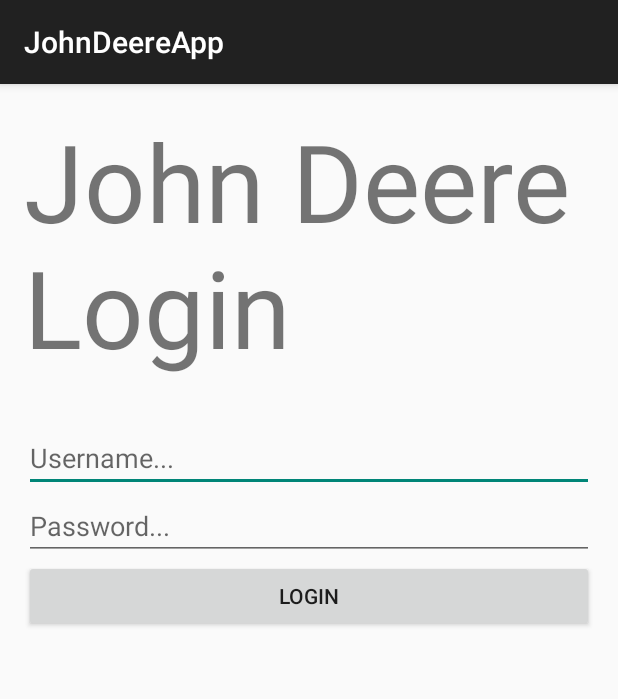
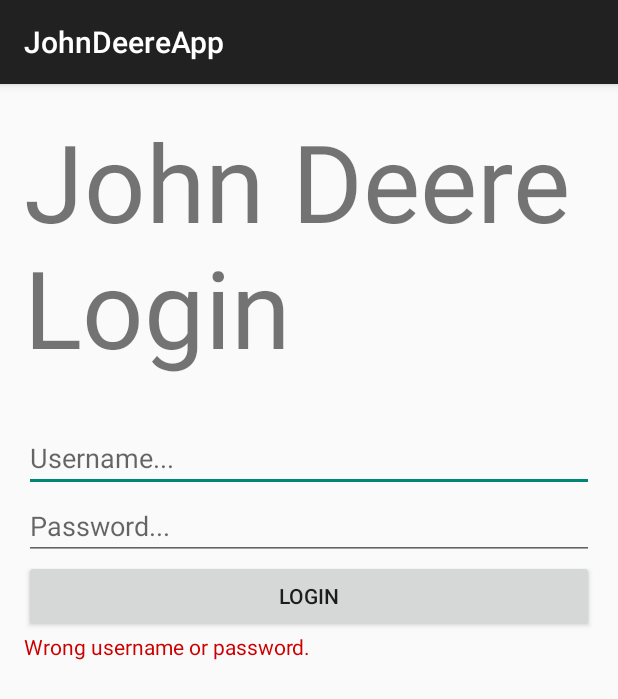
Before and after one commit to suspectpart/android_tutorial, an Android app: the screen it shows after launch (MainActivity before the commit, LoginActivity after it), after a tap on "LOGIN", on a phone screen of 412 x 824 dp. Shown: the top 699 px of the screen. Run offline under Robolectric (Android 15) with nearby library versions, the phone set to English and light mode, and no system bars.

Commit message:
Almost finished login screen. AuthenticatorImpl now accepts example credentials.

```diff
--- a/app/src/main/AndroidManifest.xml
+++ b/app/src/main/AndroidManifest.xml
@@ -8,11 +8,10 @@
         android:label="@string/app_name"
         android:theme="@style/AppTheme" >
         <activity
-            android:name=".MainActivity"
+            android:name=".LoginActivity"
             android:label="@string/app_name" >
             <intent-filter>
                 <action android:name="android.intent.action.MAIN" />
-
                 <category android:name="android.intent.category.LAUNCHER" />
             </intent-filter>
         </activity>
--- /dev/null
+++ b/app/src/main/java/hs_mannheim/johndeereapp/LoginActivity.java
@@ -0,0 +1,46 @@
+package hs_mannheim.johndeereapp;
+
+import android.os.Bundle;
+import android.support.v7.app.ActionBarActivity;
+import android.view.View;
+import android.widget.EditText;
+import android.widget.TextView;
+
+import com.example.Authenticator;
+import com.example.AuthenticatorImpl;
+
+
+public class LoginActivity extends ActionBarActivity {
+
+    private EditText mUsername;
+    private EditText mPassword;
+
+    private TextView mErrorMessage;
+
+    @Override
+    protected void onCreate(Bundle savedInstanceState) {
+        super.onCreate(savedInstanceState);
+        setContentView(R.layout.activity_login);
+
+        mUsername = (EditText) findViewById(R.id.et_username);
+        mPassword = (EditText) findViewById(R.id.et_password);
+
+        mErrorMessage = (TextView) findViewById(R.id.tv_error_message);
+    }
+
+    public void onLoginClicked(View view) {
+        Authenticator authenticator = new AuthenticatorImpl();
+
+        String username = mUsername.getText().toString();
+        String password = mPassword.getText().toString();
+
+        if (authenticator.authenticate(username, password)) {
+            mErrorMessage.setVisibility(View.INVISIBLE);
+        } else {
+            mErrorMessage.setText("Wrong username or password.");
+            mErrorMessage.setVisibility(View.VISIBLE);
+
+            mPassword.setText("");
+        }
+    }
+}
--- a/app/src/main/java/hs_mannheim/johndeereapp/MainActivity.java
+++ /dev/null
@@ -1,21 +0,0 @@
-package hs_mannheim.johndeereapp;
-
-import android.support.v7.app.ActionBarActivity;
-import android.os.Bundle;
-import android.view.Menu;
-import android.view.MenuItem;
-import android.view.View;
-
-
-public class MainActivity extends ActionBarActivity {
-
-    @Override
-    protected void onCreate(Bundle savedInstanceState) {
-        super.onCreate(savedInstanceState);
-        setContentView(R.layout.activity_main);
-    }
-
-    public void onLoginClicked(View view) {
-
-    }
-}
--- a/app/src/main/res/layout/activity_main.xml
+++ b/app/src/main/res/layout/activity_login.xml
@@ -7,7 +7,7 @@
     android:paddingLeft="@dimen/activity_horizontal_margin"
     android:paddingRight="@dimen/activity_horizontal_margin"
     android:paddingTop="@dimen/activity_vertical_margin"
-    tools:context=".MainActivity">
+    tools:context=".LoginActivity">
 
     <TextView
         android:layout_width="wrap_content"
@@ -16,7 +16,7 @@
         android:textSize="72dp" />
 
     <EditText
-        android:id="@+id/textfield_username"
+        android:id="@+id/et_username"
         android:layout_width="match_parent"
         android:layout_height="wrap_content"
         android:layout_marginTop="30dp"
@@ -24,7 +24,7 @@
         android:inputType="textNoSuggestions" />
 
     <EditText
-        android:id="@+id/textfield_password"
+        android:id="@+id/et_password"
         android:layout_width="match_parent"
         android:layout_height="wrap_content"
         android:hint="Password..."
@@ -36,4 +36,11 @@
         android:layout_height="wrap_content"
         android:onClick="onLoginClicked"/>
 
+    <TextView
+        android:id="@+id/tv_error_message"
+        android:layout_width="match_parent"
+        android:layout_height="wrap_content"
+        android:visibility="invisible"
+        android:textColor="@android:color/holo_red_dark"/>
+
 </LinearLayout>
--- a/app/src/main/res/menu/menu_main.xml
+++ b/app/src/main/res/menu/menu_login.xml
@@ -1,6 +1,6 @@
 <menu xmlns:android="http://schemas.android.com/apk/res/android"
     xmlns:app="http://schemas.android.com/apk/res-auto"
-    xmlns:tools="http://schemas.android.com/tools" tools:context=".MainActivity">
+    xmlns:tools="http://schemas.android.com/tools" tools:context=".LoginActivity">
     <item android:id="@+id/action_settings" android:title="@string/action_settings"
         android:orderInCategory="100" app:showAsAction="never" />
 </menu>
--- a/libdeere/src/main/java/com/example/AuthenticatorImpl.java
+++ b/libdeere/src/main/java/com/example/AuthenticatorImpl.java
@@ -3,6 +3,6 @@ package com.example;
 public class AuthenticatorImpl implements Authenticator {
     @Override
     public boolean authenticate(String username, String password) {
-        return false;
+        return username.equals("admin") && password.equals("12345");
     }
 }
```
